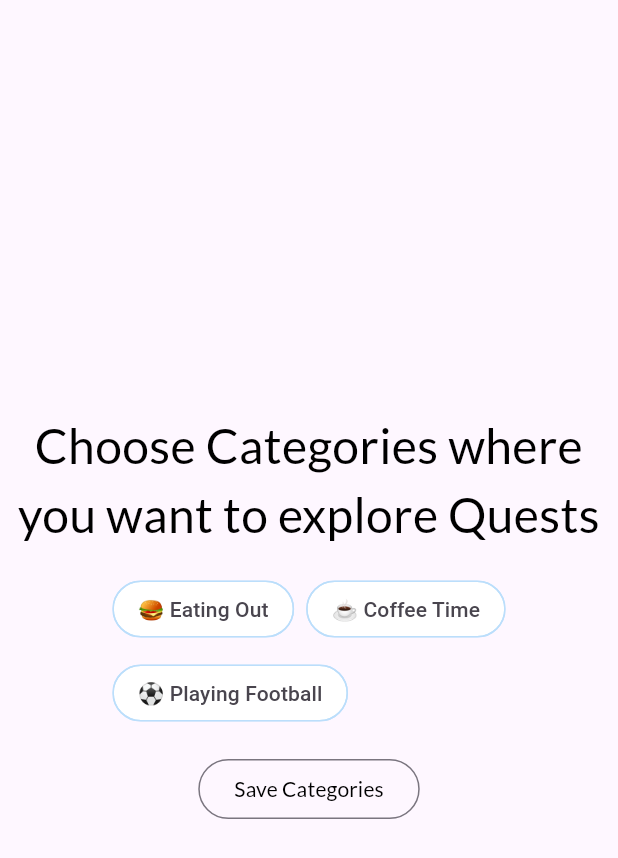
After one commit to Alejandroem/xplora, a Flutter app: the ChooseCategories screen opened by its route, on a phone screen of 412 x 824 dp. The commit adds this screen. Shown: the top 858 px of the screen. Run offline on Flutter 3.47's test engine with Material 3 defaults, Android fonts, the phone set to English and light mode, and no system bars; our stand-ins replace cloud_firestore, firebase_core, flutter_riverpod, flutter_svg, freezed_annotation, google_fonts and 1 more; accounts and stored records are empty.

Commit message:
feat: select categories

```diff
--- /dev/null
+++ b/lib/domain/models/xplora_profile.dart
@@ -0,0 +1,14 @@
+import 'package:freezed_annotation/freezed_annotation.dart';
+
+part 'xplora_profile.freezed.dart';
+part 'xplora_profile.g.dart'; // Add this line
+
+@freezed
+abstract class XploraProfile with _$XploraProfile {
+  const factory XploraProfile({
+    required List<String> categories,
+  }) = _XploraProfile;
+
+  factory XploraProfile.fromJson(Map<String, dynamic> json) =>
+      _$XploraProfileFromJson(json); // Add this method
+}
--- /dev/null
+++ b/lib/domain/services/xplora_profile_service.dart
@@ -0,0 +1,4 @@
+import '../models/xplora_profile.dart';
+import 'crud_service.dart';
+
+abstract class XploraProfileService extends CrudService<XploraProfile> {}
--- a/lib/infrastructure/constants.dart
+++ b/lib/infrastructure/constants.dart
@@ -1 +1,2 @@
 const kHasFinishedOnboardingKey = 'hasFinishedOnboarding';
+const kHasSelectedInitialCategoriesKey = 'hasSelectedInitialCategories';
--- a/lib/infrastructure/providers/xplorauser_providers.dart
+++ b/lib/infrastructure/providers/xplorauser_providers.dart
@@ -1,6 +1,11 @@
 import 'package:flutter_riverpod/flutter_riverpod.dart';
+import '../../domain/services/xplora_profile_service.dart';
 import '../../domain/services/xplorauser_crud_service.dart';
+import '../services/firebase_xplora_profile_service.dart';
 import '../services/firebase_xplorauser_crud_service.dart';
 
 final userServiceProvider =
     Provider<XploraUserService>((ref) => FirebaseXplorauserCrudService());
+
+final profileServiceProvider =
+    Provider<XploraProfileService>((ref) => FirebaseXploraProfileCrudService());
--- a/lib/infrastructure/services/firebase_crud_service.dart
+++ b/lib/infrastructure/services/firebase_crud_service.dart
@@ -1,6 +1,6 @@
 import 'dart:developer';
 
-import 'package:xplora/domain/services/crud_service.dart';
+import '../../domain/services/crud_service.dart';
 
 import 'package:cloud_firestore/cloud_firestore.dart';
 
@@ -41,8 +41,8 @@ abstract class FirebaseCrudService<T> implements CrudService<T> {
   Future<T> update(T entity, String id) async {
     final docRef = collection.doc(id);
     //TODO test this
-    log("entity: $entity");
-    log("entity as Map: ${entity as Map<String, dynamic>}");
+    log('entity: $entity');
+    log('entity as Map: ${entity as Map<String, dynamic>}');
     await docRef.update(entity as Map<String, dynamic>);
     final snapshot = await docRef.get();
     return snapshot.data()!;
--- a/lib/infrastructure/services/firebase_xplorauser_crud_service.dart
+++ b/lib/infrastructure/services/firebase_xplorauser_crud_service.dart
@@ -1,5 +1,5 @@
 import 'package:cloud_firestore/cloud_firestore.dart';
-import 'package:xplora/infrastructure/services/firebase_crud_service.dart';
+import 'firebase_crud_service.dart';
 
 import '../../domain/models/xplora_user.dart';
 import '../../domain/services/xplorauser_crud_service.dart';
--- a/lib/main.dart
+++ b/lib/main.dart
@@ -2,9 +2,8 @@ import 'package:firebase_core/firebase_core.dart';
 import 'package:flutter/material.dart';
 import 'package:flutter_riverpod/flutter_riverpod.dart';
 
-import 'domain/models/xplora_user.dart';
-import 'infrastructure/providers/xplorauser_providers.dart';
 import 'ui/home.dart';
+import 'ui/pages/categories.dart';
 import 'ui/pages/onboarding.dart';
 
 void main() {
@@ -32,6 +31,7 @@ class MyApp extends StatelessWidget {
       routes: {
         '/': (context) => const Home(),
         '/onboarding': (context) => const OnboardingPage(),
+        '/categories': (context) => const ChooseCategories(),
       },
     );
   }
--- /dev/null
+++ b/lib/ui/pages/categories.dart
@@ -0,0 +1,128 @@
+import 'package:flutter/material.dart';
+import 'package:flutter_riverpod/flutter_riverpod.dart';
+import 'package:google_fonts/google_fonts.dart';
+
+import '../../domain/models/xplora_profile.dart';
+import '../../infrastructure/constants.dart';
+import '../../infrastructure/providers/local_storage_providers.dart';
+import '../../infrastructure/providers/xplorauser_providers.dart';
+
+class ChooseCategories extends ConsumerStatefulWidget {
+  const ChooseCategories({super.key});
+
+  @override
+  ConsumerState<ConsumerStatefulWidget> createState() =>
+      _ChooseCategoriesState();
+}
+
+class _ChooseCategoriesState extends ConsumerState<ChooseCategories> {
+  List<String> selectedCategories = [];
+  double chipOpacity = 0;
+
+  @override
+  Widget build(BuildContext context) {
+    final List<String> categories = [
+      '🍔 Eating Out',
+      '☕ Coffee Time',
+      '⚽ Playing Football',
+      // Add more categories here
+    ];
+
+    WidgetsBinding.instance.addPostFrameCallback((_) {
+      Future.delayed(const Duration(milliseconds: 500), () {
+        setState(() {
+          chipOpacity = 1;
+        });
+      });
+    });
+
+    return Scaffold(
+      body: Center(
+        child: Column(
+          mainAxisAlignment: MainAxisAlignment.center,
+          children: [
+            Text(
+              'Choose Categories where you want to explore Quests',
+              textAlign: TextAlign.center,
+              style: GoogleFonts.lato(
+                textStyle: const TextStyle(
+                  fontSize: 32,
+                  color: Colors.black,
+                ),
+              ),
+            ),
+            const SizedBox(height: 16),
+            Wrap(
+              spacing: 8,
+              runSpacing: 8,
+              children: categories.asMap().entries.map((entry) {
+                final index = entry.key;
+                final category = entry.value;
+                return AnimatedOpacity(
+                  opacity: chipOpacity,
+                  duration: Duration(milliseconds: index * 500),
+                  curve: Curves.easeIn,
+                  child: GestureDetector(
+                    onTap: () {
+                      setState(() {
+                        if (selectedCategories.contains(category)) {
+                          selectedCategories.remove(category);
+                        } else {
+                          selectedCategories.add(category);
+                        }
+                      });
+                    },
+                    child: Chip(
+                      shape: RoundedRectangleBorder(
+                        borderRadius: BorderRadius.circular(32),
+                        side: BorderSide(
+                          color: selectedCategories.contains(category)
+                              ? Colors.white
+                              : Colors.blue.shade100,
+                        ),
+                      ),
+                      label: Text(category),
+                      backgroundColor: selectedCategories.contains(category)
+                          ? Colors.blue
+                          : Colors.white,
+                    ),
+                  ),
+                );
+              }).toList(),
+            ),
+            const SizedBox(height: 16),
+            OutlinedButton(
+              onPressed: () async {
+                final localStorage = ref.read(localStorageProvider);
+                final profileService = ref.read(profileServiceProvider);
+
+                //TODO tie this to a user anonymous id
+                /* await profileService.create(
+                  XploraProfile(categories: categories),
+                ); */
+
+                await localStorage.save(
+                  kHasSelectedInitialCategoriesKey,
+                  'true',
+                );
+
+                if (context.mounted) {
+                  Navigator.of(context).pop();
+                }
+              },
+              child: Text(
+                'Save Categories',
+                style: GoogleFonts.lato(
+                  textStyle: const TextStyle(
+                    fontSize: 14,
+                    color: Colors.black,
+                  ),
+                ),
+              ),
+            ),
+          ],
+        ),
+      ),
+    );
+  }
+}
```
Also changed, not shown: lib/infrastructure/providers/local_storage_providers.dart (+10 -1 lines), lib/infrastructure/services/firebase_xplora_profile_service.dart (added, +18 -0 lines), lib/ui/home.dart (+19 -2 lines), lib/ui/pages/onboarding.dart (+17 -3 lines), lib/domain/models/xplora_profile.freezed.dart (added), lib/domain/models/xplora_profile.g.dart (added).
